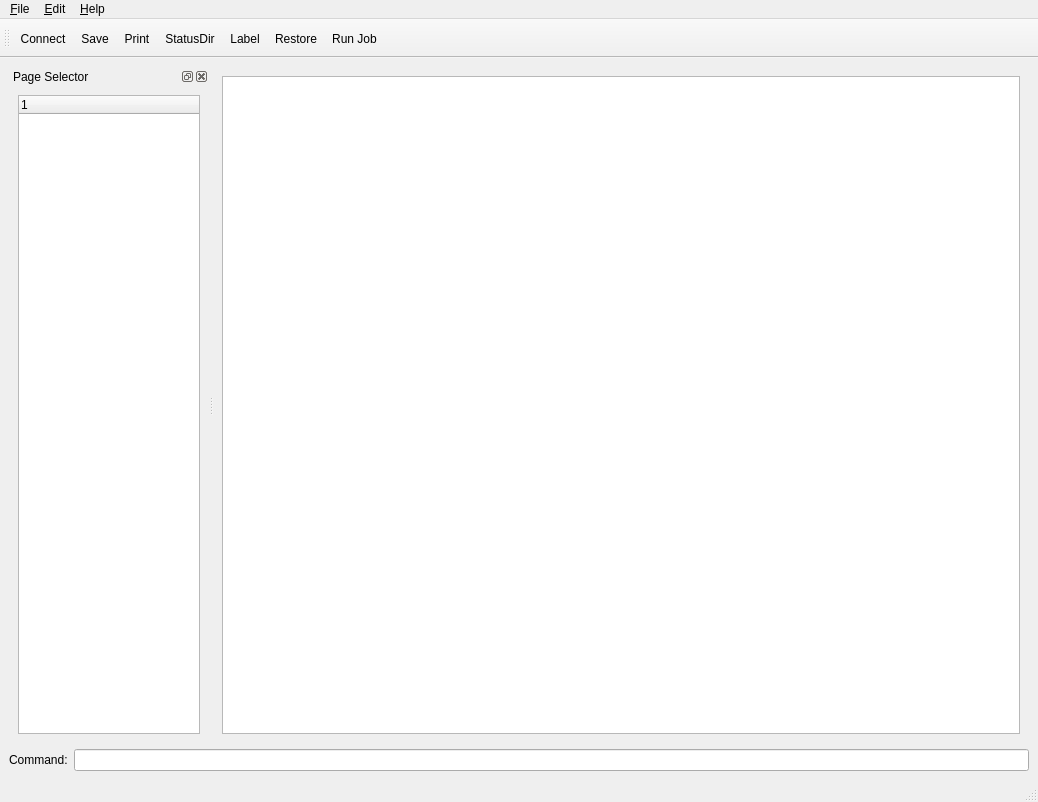
First picture: the form in bacula/src/qt-console/main.ui, repository rkorzeniewski/bacula, before the edit.
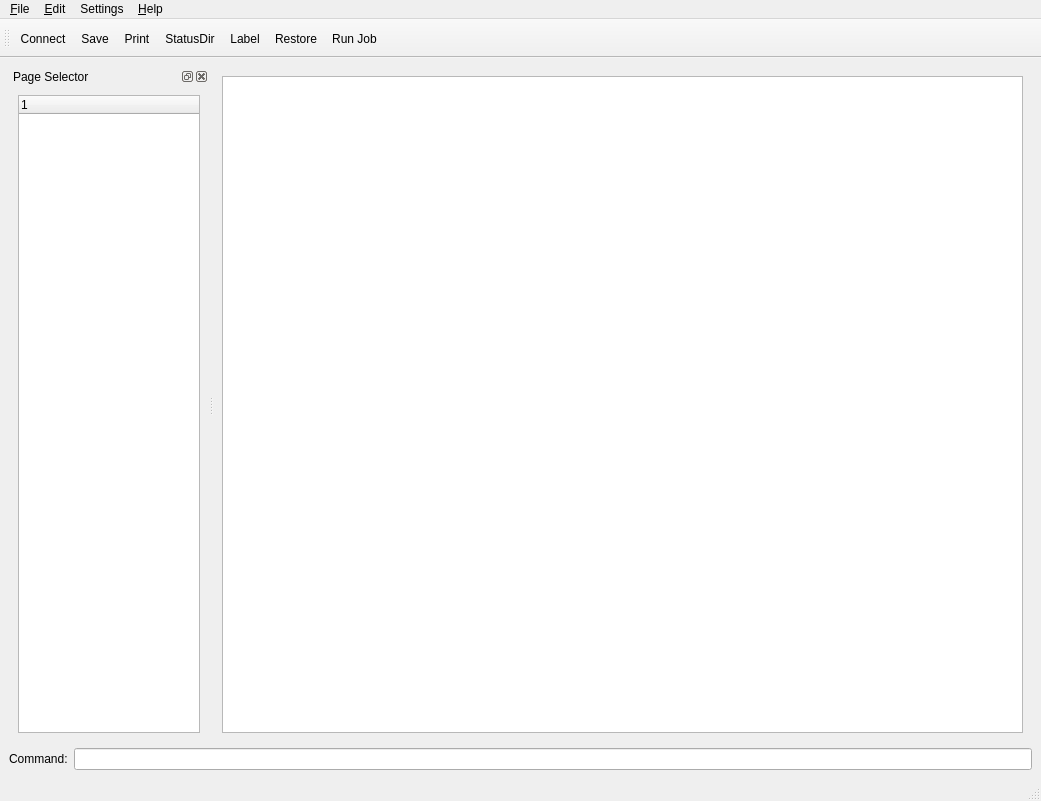
Second picture: the form after the edit. Icons and pictures are not drawn.

Commit message: Implement save/restore settings + Font dialog

```diff
--- a/bacula/src/qt-console/main.ui
+++ b/bacula/src/qt-console/main.ui
@@ -6,8 +6,8 @@
    <rect>
     <x>0</x>
     <y>0</y>
-    <width>1038</width>
-    <height>802</height>
+    <width>1041</width>
+    <height>801</height>
    </rect>
   </property>
   <property name="windowTitle" >
@@ -230,10 +230,22 @@
     <rect>
      <x>0</x>
      <y>0</y>
-     <width>1038</width>
+     <width>1041</width>
      <height>33</height>
     </rect>
    </property>
+   <widget class="QMenu" name="menuHelp" >
+    <property name="title" >
+     <string>&amp;Help</string>
+    </property>
+    <addaction name="actionAbout_bat" />
+   </widget>
+   <widget class="QMenu" name="menuSettings" >
+    <property name="title" >
+     <string>Settings</string>
+    </property>
+    <addaction name="actionSelectFont" />
+   </widget>
    <widget class="QMenu" name="menuEdit" >
     <property name="title" >
      <string>&amp;Edit</string>
@@ -250,14 +262,9 @@
     <addaction name="actionSave" />
     <addaction name="actionQuit" />
    </widget>
-   <widget class="QMenu" name="menuHelp" >
-    <property name="title" >
-     <string>&amp;Help</string>
-    </property>
-    <addaction name="actionAbout_bat" />
-   </widget>
    <addaction name="menuFile" />
    <addaction name="menuEdit" />
+   <addaction name="menuSettings" />
    <addaction name="menuHelp" />
   </widget>
   <widget class="QStatusBar" name="statusbar" >
```
Left out of the diff: 5 changed lines with no effect on the pictures. The commit also changes 5 other files.
